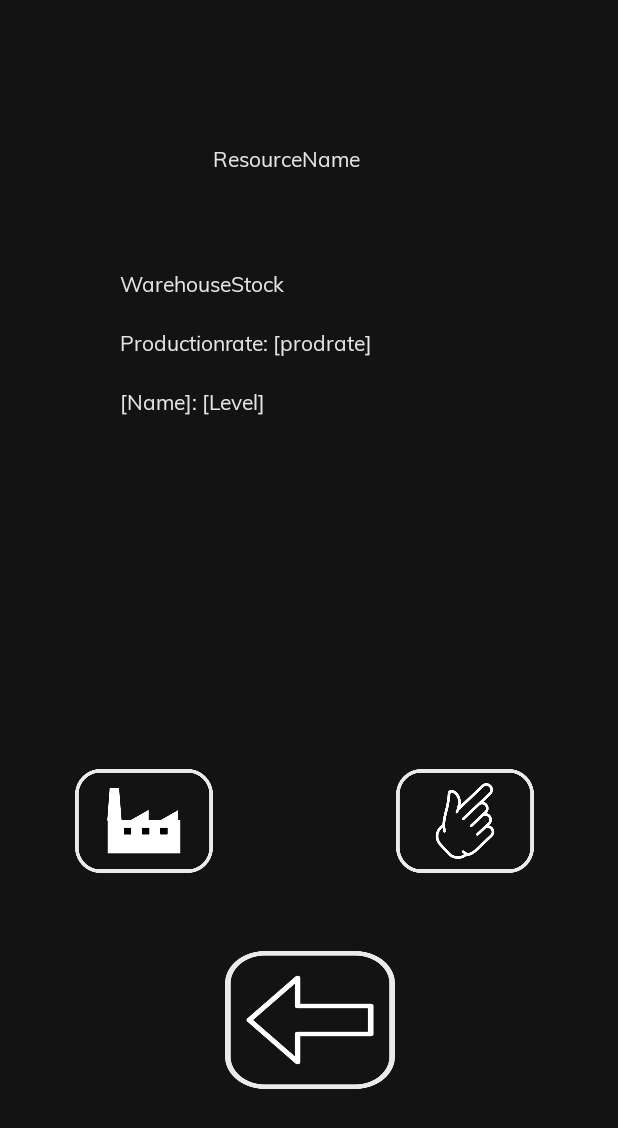
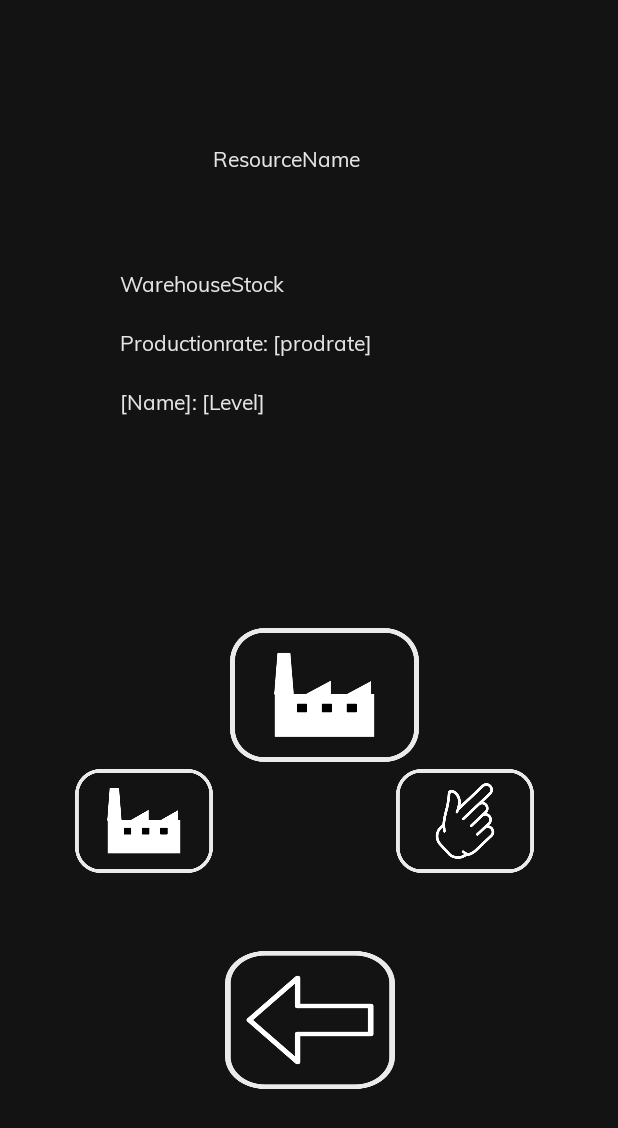
Before and after one commit to D45Hub/Futurum, an Android app: the ResourceViewActivity screen opened directly, with no data from a screen before it, on a phone screen of 412 x 824 dp. Shown: the top 1128 px of the screen. Run offline under Robolectric (Android 15) with nearby library versions, the phone set to English and light mode, and no system bars.

Commit message:
Smaller UI Rework (#7)
* Smaller UI Rework

* Activity Fix

```diff
--- a/app/src/main/java/com/futurumgame/base/ui/activities/FactoryManagerViewActivity.java
+++ b/app/src/main/java/com/futurumgame/base/ui/activities/FactoryManagerViewActivity.java
@@ -4,7 +4,6 @@ package com.futurumgame.base.ui.activities;
 import android.app.Activity;
 import android.content.Intent;
 import android.media.Image;
-
 import android.os.Bundle;
 import android.widget.Button;
 import android.widget.ImageButton;
@@ -23,6 +22,7 @@ import com.futurumgame.base.gameinternals.FactoryNode;
 import com.futurumgame.base.gameinternals.GameRoutine;
 import com.futurumgame.base.gameinternals.WareHouse;
 import com.futurumgame.base.resources.Resource;
+import com.futurumgame.base.ui.listeners.onclicklisteners.GoBackListener;
 import com.futurumgame.base.ui.listeners.onclicklisteners.GoToViewListener;
 import com.futurumgame.base.ui.listeners.onclicklisteners.UpgradeFactoryListener;
 import com.futurumgame.base.util.ResourceUtil;
@@ -42,12 +42,11 @@ public class FactoryManagerViewActivity extends UpdatableViewActivity {
         costs = findViewById(R.id.UpgradeCosts);
         allowUpdates();
 
-
         ImageButton upgradeButton = findViewById(R.id.upgradeButton);
         upgradeButton.setOnClickListener(UpgradeFactoryListener.newListener(factory, costs));
 
         ImageButton goBack = findViewById(R.id.backButton);
-        goBack.setOnClickListener(new GoToViewListener(ResourceViewActivity.class, this));
+        goBack.setOnClickListener(GoBackListener.newListener());
     }
 
     @Override
--- a/app/src/main/java/com/futurumgame/base/ui/activities/ResourceViewActivity.java
+++ b/app/src/main/java/com/futurumgame/base/ui/activities/ResourceViewActivity.java
@@ -46,7 +46,7 @@ public class ResourceViewActivity extends UpdatableViewActivity {
         ImageButton goBackButton = findViewById(R.id.backButton2);
         goBackButton.setOnClickListener(GoBackListener.newListener());
 
-        Button collectButton = findViewById(R.id.Collect);
+        ImageButton collectButton = findViewById(R.id.Collect);
         collectButton.setOnClickListener(ManualCollectClickListener.newListener(MetaData.FactoryNode.getMeta()));
 
         warehouseStocks = findViewById(R.id.WarehouseStock);
--- a/app/src/main/res/layout/resource_view.xml
+++ b/app/src/main/res/layout/resource_view.xml
@@ -100,4 +100,15 @@
         app:layout_constraintTop_toTopOf="parent"
         app:layout_constraintVertical_bias="0.679" />
 
+    <ImageButton
+        android:id="@+id/Collect"
+        android:layout_width="126dp"
+        android:layout_height="89dp"
+        android:layout_marginBottom="316dp"
+        android:background="@drawable/factory_button"
+        app:layout_constraintBottom_toBottomOf="parent"
+        app:layout_constraintEnd_toEndOf="parent"
+        app:layout_constraintHorizontal_bias="0.537"
+        app:layout_constraintStart_toStartOf="parent" />
+
 </androidx.constraintlayout.widget.ConstraintLayout>
```
